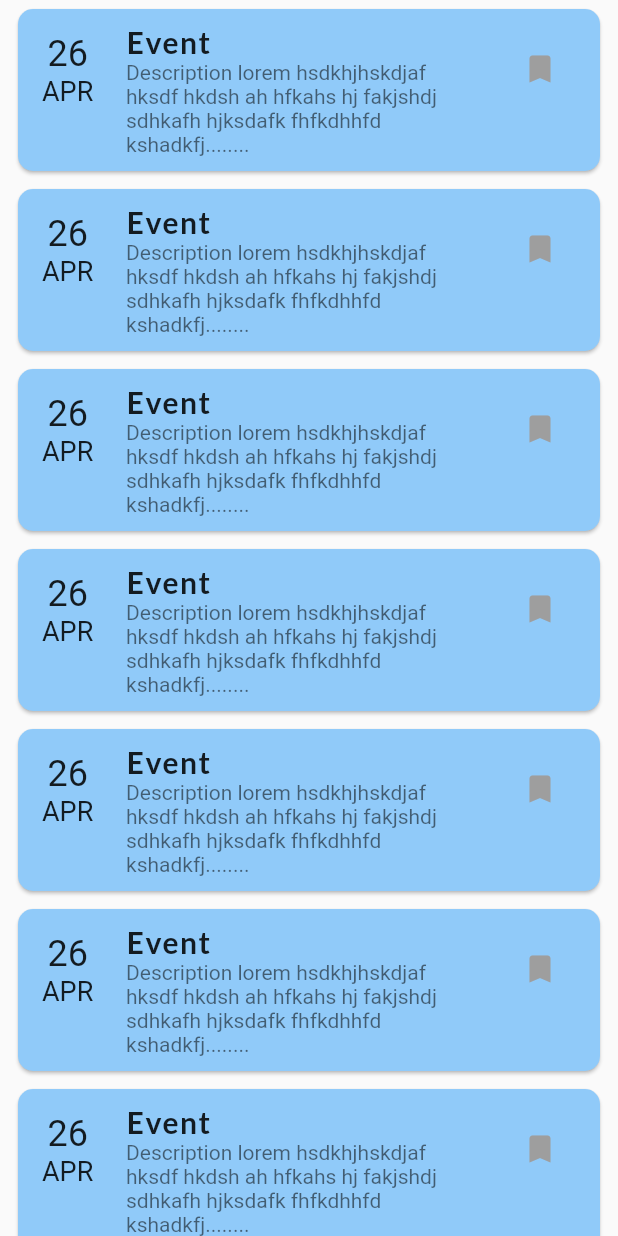
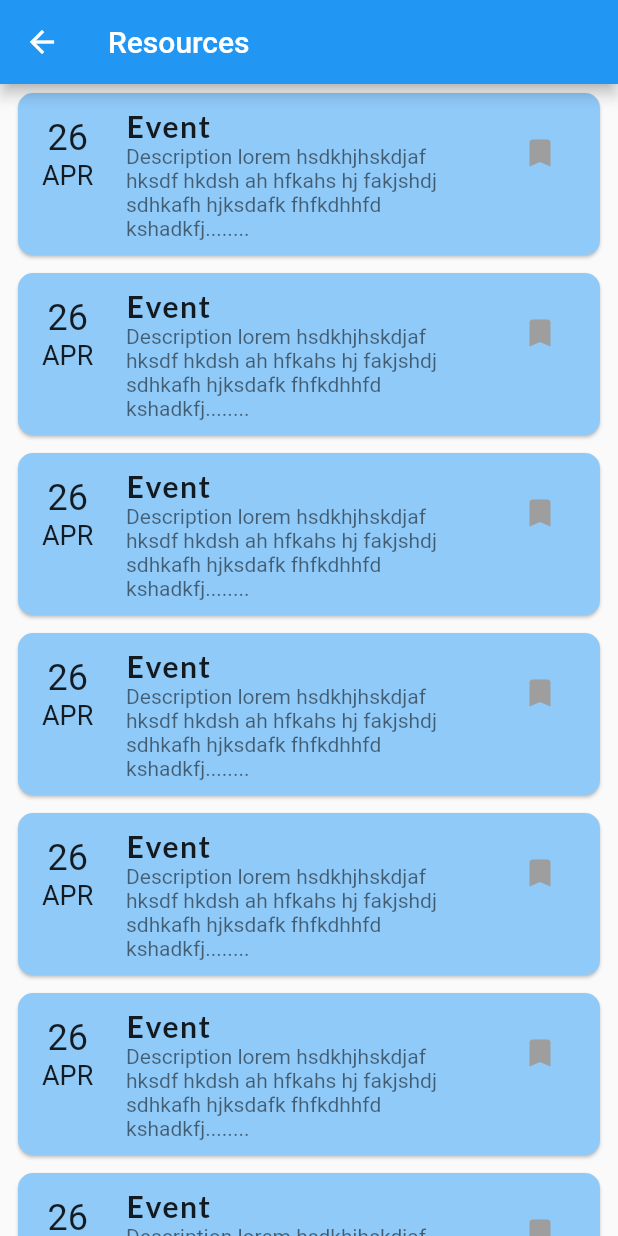
Before and after one commit to mr-compilerMS/rescue_army_flutter, a Flutter app: the ResourcesScreen screen opened directly, on a phone screen of 412 x 824 dp. Run offline on Flutter 3.47's test engine with Material 2 defaults, Android fonts, the phone set to English and light mode, and no system bars; drawn by our look-alikes of velocity_x; our stand-ins replace carousel_slider, cloud_firestore, firebase_auth, firebase_core, firebase_messaging, flutter_local_notifications and 3 more; missing offline and left inert: bulletin, cloud_firestore_web, firebase_auth_web, firebase_core_web, firebase_database_web, firebase_messaging_web and 5 more; accounts and stored records are empty; network calls fail.

Commit message:
added appbars

```diff
--- a/lib/generated_plugin_registrant.dart
+++ b/lib/generated_plugin_registrant.dart
@@ -9,6 +9,7 @@ import 'package:cloud_firestore_web/cloud_firestore_web.dart';
 import 'package:firebase_auth_web/firebase_auth_web.dart';
 import 'package:firebase_core_web/firebase_core_web.dart';
 import 'package:firebase_database_web/firebase_database_web.dart';
+import 'package:firebase_messaging_web/firebase_messaging_web.dart';
 import 'package:flutter_facebook_auth_web/flutter_facebook_auth_web.dart';
 import 'package:google_sign_in_web/google_sign_in_web.dart';
 import 'package:sign_in_with_apple_web/sign_in_with_apple_web.dart';
@@ -21,6 +22,7 @@ void registerPlugins(Registrar registrar) {
   FirebaseAuthWeb.registerWith(registrar);
   FirebaseCoreWeb.registerWith(registrar);
   FirebaseDatabaseWeb.registerWith(registrar);
+  FirebaseMessagingWeb.registerWith(registrar);
   FlutterFacebookAuthPlugin.registerWith(registrar);
   GoogleSignInPlugin.registerWith(registrar);
   SignInWithApplePlugin.registerWith(registrar);
--- a/lib/main.dart
+++ b/lib/main.dart
@@ -10,6 +10,7 @@ import 'package:rescue_army/models/event.dart';
 import 'package:rescue_army/screens/call_screen.dart';
 
 import 'package:rescue_army/screens/eventinfo_screen.dart';
+import 'package:rescue_army/screens/events_screen.dart';
 import 'package:rescue_army/screens/home_screen.dart';
 import 'package:rescue_army/screens/notification_screen.dart';
 import 'package:rescue_army/screens/signin_screen.dart';
@@ -71,7 +72,9 @@ class App extends StatelessWidget {
         AppRoutes.signup: (context) => const SignupScreen(),
         AppRoutes.notification: (context) => const NotificationScreen(),
         AppRoutes.eventinfo: (context) => EventInfoScreen(),
-        AppRoutes.call: (context) => CallScreen()
+        AppRoutes.call: (context) => CallScreen(),
+        AppRoutes.events: (context) => EventsScreen(),
+        AppRoutes.resources: (context) =>  Text('Resources'),
       },
       debugShowCheckedModeBanner: false,
       themeMode: ThemeMode.dark,
--- a/lib/screens/events_screen.dart
+++ b/lib/screens/events_screen.dart
@@ -40,6 +40,7 @@ class _EventsScreenState extends State<EventsScreen> {
       appBar: AppBar(
         titleSpacing: 10,
         toolbarHeight: 80,
+        leadingWidth: 0,
         title: TextField(
           decoration: InputDecoration(
             border: OutlineInputBorder(
--- a/lib/screens/resources_screen.dart
+++ b/lib/screens/resources_screen.dart
@@ -12,7 +12,11 @@ class ResourcesScreen extends StatefulWidget {
 class _ResourcesScreenState extends State<ResourcesScreen> {
   @override
   Widget build(BuildContext context) {
-    return ListView(
+    return Scaffold(
+      appBar: AppBar(
+        title: Text('Resources'),
+      ),
+      body: ListView(
         children: [
           ResourceTile(),
           ResourceTile(),
@@ -31,6 +35,7 @@ class _ResourcesScreenState extends State<ResourcesScreen> {
           ResourceTile(),
           ResourceTile(),
         ],
+      ),
     );
   }
 }
--- a/lib/utils/routes.dart
+++ b/lib/utils/routes.dart
@@ -5,4 +5,6 @@ class AppRoutes {
   static const String notification = '/notification';
   static const String eventinfo = '/eventinfo';
   static const String call = "/call";
+  static const String resources = '/resources';
+  static const String events = '/events';
 }
```
Also changed, not shown: lib/screens/home_screen.dart (+8 -7 lines), lib/screens/notification_screen.dart (+6 -1 lines), 2 other files. Lines whose indentation alone changed are shown as unchanged.
